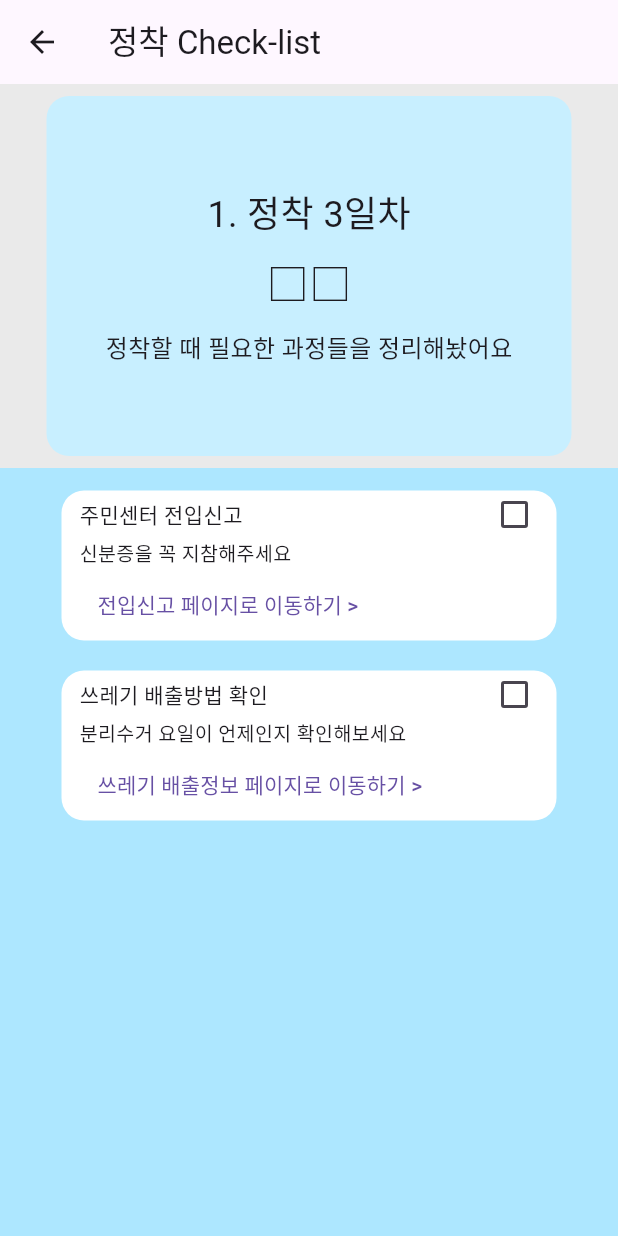
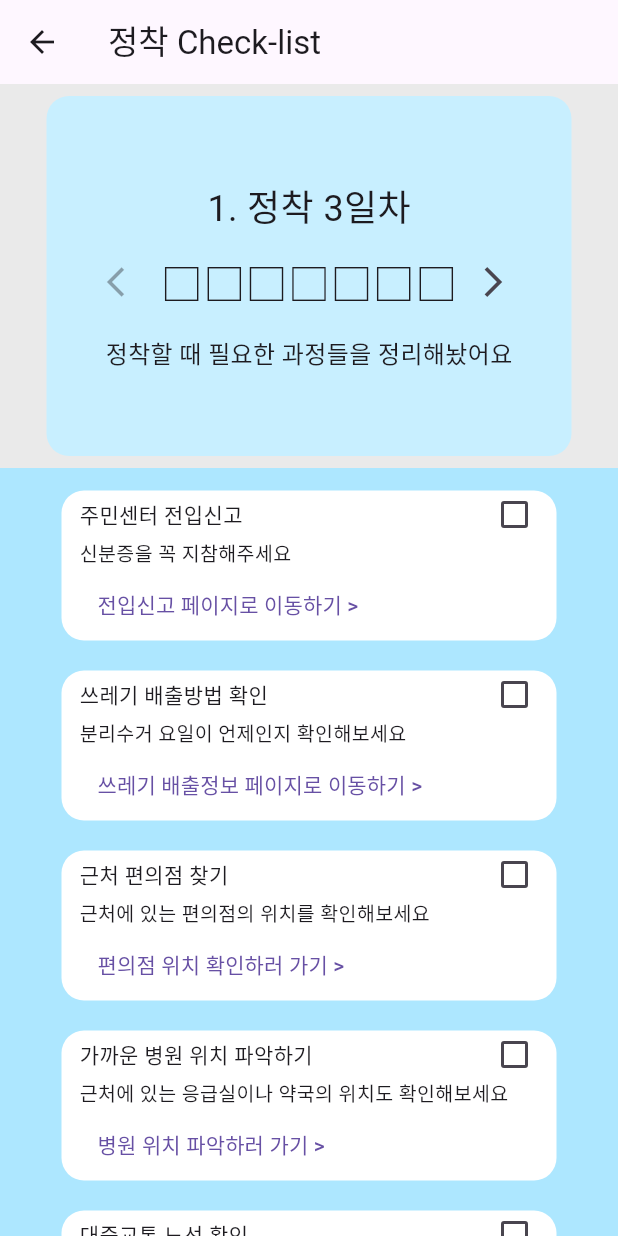
Before and after one commit to kant300/moveon_app, a Flutter app: the Checklist screen opened by its route, on a phone screen of 412 x 824 dp. Run offline on Flutter 3.47's test engine with Material 3 defaults, Android fonts, the phone set to English and light mode, and no system bars; our stand-ins replace dio, geocoding, geolocator, permission_handler, shared_preferences, webview_flutter; accounts and stored records are empty.

Commit message:
251118_정착 체크리스트 로직 구현

```diff
--- a/lib/Checklist.dart
+++ b/lib/Checklist.dart
@@ -6,8 +6,27 @@ class Checklist extends StatefulWidget {
 }
 
 class ChecklistState extends State<Checklist> {
-  bool isChecked_1_1 = false;
-  bool isChecked_1_2 = false;
+  // 체크리스트의 체크박스 상태, 화면 상태
+  List<List<bool>> isChecked = [
+    [false, false, false, false, false, false, false],
+    [false, false, false, false, false],
+    [false, false, false, false, false],
+  ];
+  int checklistType = 0;
+
+  // 화면 상태 변경 (체크리스트 개수 변동 시 clamp 의 값 수정)
+  void updateChecklistType(int type) {
+    setState(() {
+      checklistType = type.clamp(0, 2);
+    });
+  }
+
+  // 체크박스 상태 변경
+  void updateCheckValue(int group, int index, bool value) {
+    setState(() {
+      isChecked[group][index] = value;
+    });
+  }
 
   @override
   Widget build(BuildContext context) {
@@ -28,18 +47,10 @@ class ChecklistState extends State<Checklist> {
                     color: Color(0xFFC8EFFF),
                     borderRadius: BorderRadius.circular(15),
                   ),
-                  child: Column(
-                    mainAxisAlignment: MainAxisAlignment.center,
-                    children: [
-                      Text("1. 정착 3일차", style: TextStyle(fontSize: 24)),
-                      SizedBox(height: 8),
-                      Text(
-                          (isChecked_1_1 ? "■" : "□") +
-                          (isChecked_1_2 ? "■" : "□"),
-                          style: TextStyle(fontSize: 28)),
-                      SizedBox(height: 12),
-                      Text("정착할 때 필요한 과정들을 정리해놨어요", style: TextStyle(fontSize: 16)),
-                    ],
+                  child: ChecklistTitle(
+                    checklistType: checklistType,
+                    checkValues: isChecked[checklistType],
+                    onTypeChanged: updateChecklistType,
                   ),
                 ),
               ),
@@ -52,29 +63,178 @@ class ChecklistState extends State<Checklist> {
               color: Color(0xFFADE7FF),
               child: SingleChildScrollView(
                 padding: EdgeInsets.all(5),
-                child: Column(
-                  children: [
-                    ChecklistCard(
-                      title: "주민센터 전입신고",
-                      subtitle: "신분증을 꼭 지참해주세요",
-                      buttonText: "전입신고 페이지로 이동하기 >",
-                      checkboxValue: isChecked_1_1,
-                      onCheckboxChanged: (value) => setState(() => isChecked_1_1 = value),
-                    ),
-                    ChecklistCard(
-                      title: "쓰레기 배출방법 확인",
-                      subtitle: "분리수거 요일이 언제인지 확인해보세요",
-                      buttonText: "쓰레기 배출정보 페이지로 이동하기 >",
-                      checkboxValue: isChecked_1_2,
-                      onCheckboxChanged: (value) => setState(() => isChecked_1_2 = value),
-                    ),
-                  ],
+                child: ChecklistContent(
+                  checklistType: checklistType,
+                  checkValues: isChecked[checklistType],
+                  onCheckChanged: (index, value) =>
+                      updateCheckValue(checklistType, index, value),
                 ),
               ),
             ),
           ),
         ],
       ),
+    );
+  }
+}
+
+class ChecklistTitle extends StatelessWidget {
+  final int checklistType;
+  final List<bool> checkValues;
+  final ValueChanged<int> onTypeChanged;
+
+  const ChecklistTitle({
+    required this.checklistType,
+    required this.checkValues,
+    required this.onTypeChanged,
+  });
+
+  static const titles = ["정착 3일차", "정착 3주차", "정착 3개월차"];
+
+  @override
+  Widget build(BuildContext context) {
+    return Column(
+      mainAxisAlignment: MainAxisAlignment.center,
+      children: [
+        Row(
+          mainAxisAlignment: MainAxisAlignment.center,
+          children: [
+            Text(
+              "${checklistType + 1}. ${titles[checklistType]}",
+              style: TextStyle(fontSize: 24),
+            ),
+          ],
+        ),
+        SizedBox(height: 8),
+        Row(
+          mainAxisAlignment: MainAxisAlignment.center,
+          children: [
+            IconButton(
+              icon: Icon(Icons.arrow_back_ios),
+              onPressed: checklistType > 0
+                  ? () => onTypeChanged(checklistType - 1)
+                  : null,
+            ),
+            Text(
+              checkValues.map((e) => e ? "■" : "□").join(),
+              style: TextStyle(fontSize: 28),
+            ),
+            IconButton(
+              icon: Icon(Icons.arrow_forward_ios),
+              onPressed: checklistType < 2
+                  ? () => onTypeChanged(checklistType + 1)
+                  : null,
+            ),
+          ],
+        ),
+        SizedBox(height: 12),
+        Text("정착할 때 필요한 과정들을 정리해놨어요", style: TextStyle(fontSize: 16)),
+      ],
+    );
+  }
+}
+
+class ChecklistContent extends StatelessWidget {
+  final int checklistType;
+  final List<bool> checkValues;
+  final Function(int index, bool value) onCheckChanged;
+
+  const ChecklistContent({
+    required this.checklistType,
+    required this.checkValues,
+    required this.onCheckChanged,
+  });
+
+  @override
+  Widget build(BuildContext context) {
+    final titles = checklistType == 0
+        ? [
+            "주민센터 전입신고",
+            "쓰레기 배출방법 확인",
+            "근처 편의점 찾기",
+            "가까운 병원 위치 파악하기",
+            "대중교통 노선 확인",
+            "주변 반찬 가게 찾기",
+            "야채 가게, 정육점 찾기",
+          ]
+        : checklistType == 1
+        ? [
+            "지역 커뮤니티 가입",
+            "주민센터 프로그램 확인",
+            "도서관 이용 등록",
+            "공원 산책 루트 파악",
+            "지역 SNS 팔로우",
+          ]
+        : checklistType == 2
+        ? ["지역 이벤트 참여하기", "봉사활동 참여하기", "소모임 가입하기", "단골가게 만들기", "동네 친구 사귀기"]
+        : [];
+
+    final subtitles = checklistType == 0
+        ? [
+            "신분증을 꼭 지참해주세요",
+            "분리수거 요일이 언제인지 확인해보세요",
+            "근처에 있는 편의점의 위치를 확인해보세요",
+            "근처에 있는 응급실이나 약국의 위치도 확인해보세요",
+            "주변에 있는 대중교통의 노선표를 확인해보세요",
+            "맛있는 반찬을 파는 가게들의 위치를 살펴보세요",
+            "식재료들을 구할 수 있는 가게들의 위치입니다",
+          ]
+        : checklistType == 1
+        ? [
+            "동네 소식을 확인할 수 있어요",
+            "취미로 즐길 수 있는 문화 활동들을 확인해보세요",
+            "동네 맛집들을 살펴보고 방문해보세요",
+            "머리 손질이 필요할 때 방문해보세요",
+            "이웃 분들과 인사하며 관계를 키워보세요",
+          ]
+        : checklistType == 2
+        ? [
+            "커뮤니티 페이지로 이동하기 >",
+            "문화 프로그램 확인하러 가기 >",
+            "맛집 위치 확인하러 가기 >",
+            "미용실 위치 확인하러 가기 >",
+            "커뮤니티로 이동하기 >",
+          ]
+        : [];
+
+    final buttonTexts = checklistType == 0
+        ? [
+            "전입신고 페이지로 이동하기 >",
+            "쓰레기 배출정보 페이지로 이동하기 >",
+            "편의점 위치 확인하러 가기 >",
+            "병원 위치 파악하러 가기 >",
+            "노선표 확인하러 가기 >",
+            "반찬 가게 위치 찾기 >",
+            "야채 가게, 정육점 위치 찾기 >",
+          ]
+        : checklistType == 1
+        ? [
+            "커뮤니티 페이지로 이동하기 >",
+            "문화 프로그램 확인하러 가기 >",
+            "맛집 위치 확인하러 가기 >",
+            "미용실 위치 확인하러 가기 >",
+            "커뮤니티로 이동하기 >",
+          ]
+        : checklistType == 2
+        ? [
+            "축제행사 페이지로 가기 >",
+            "봉사활동 정보 확인하러 가기 >",
+            "소모임 커뮤니티로 이동하기 >",
+            "가게 찾으러 가기 >",
+            "커뮤니티로 친구 사귀러 가기 >",
+          ]
+        : [];
+
+    return Column(
+      children: List.generate(checkValues.length, (index) {
+        return ChecklistCard(
+          title: titles[index],
+          subtitle: subtitles[index],
+          buttonText: buttonTexts[index],
+          checkboxValue: checkValues[index],
+          onCheckboxChanged: (value) => onCheckChanged(index, value),
+        );
+      }),
     );
   }
 }
```
